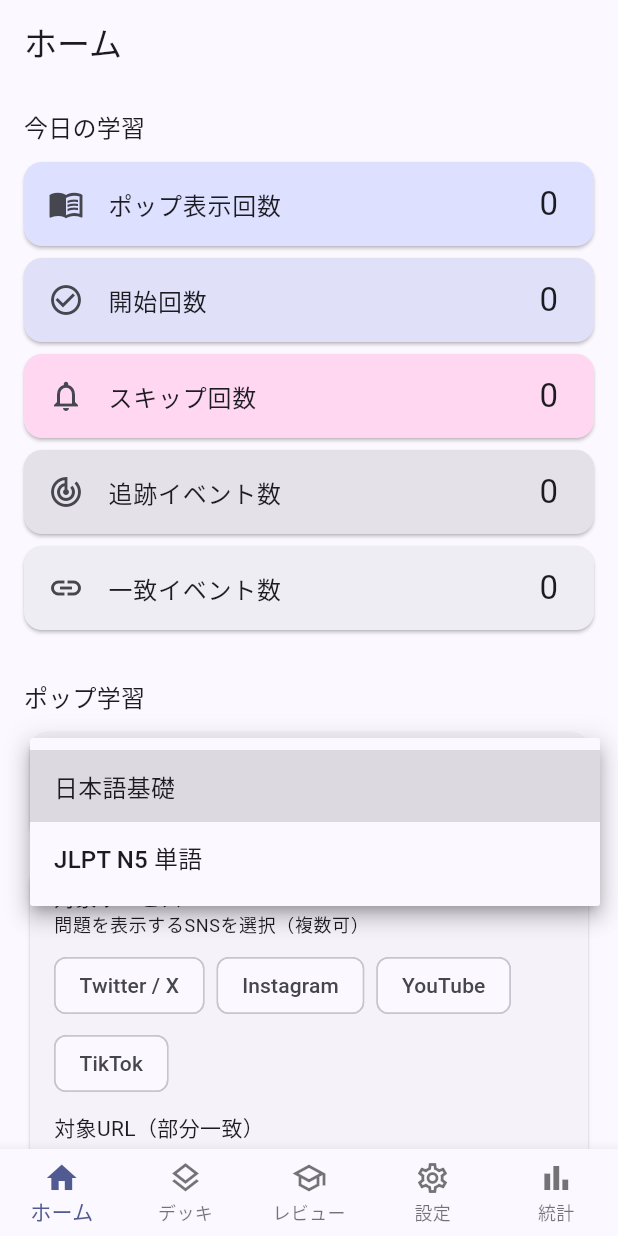
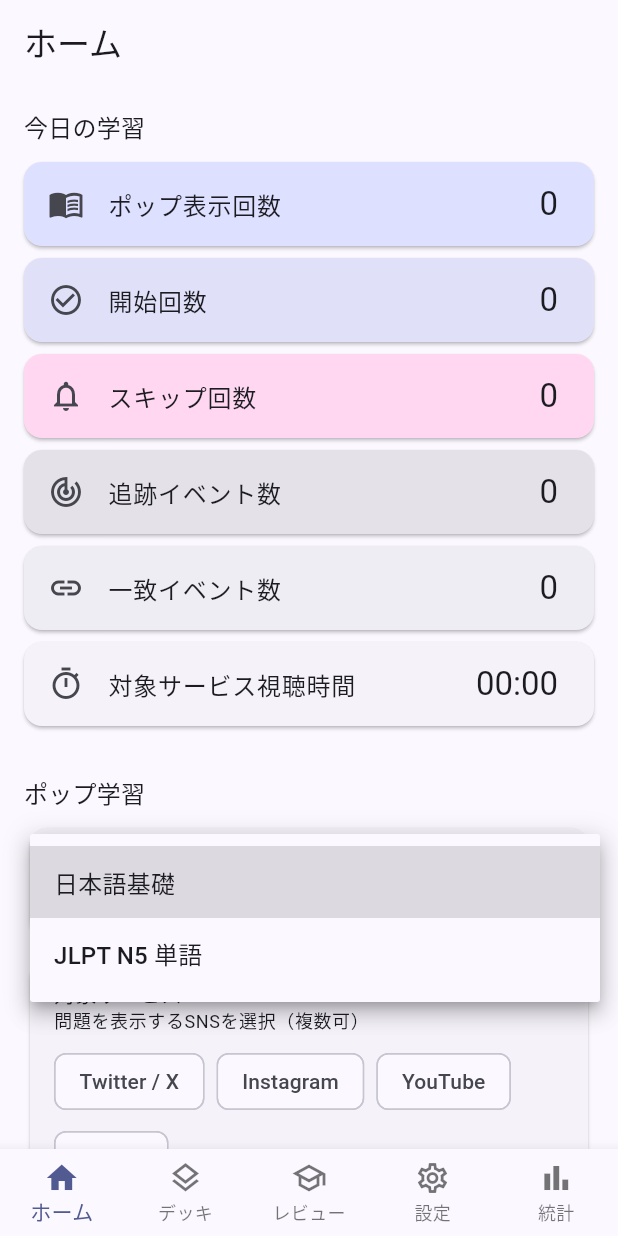
Before and after one commit to HASEEEEEEEEEEEEE/PopTest, a Flutter app: the screen it shows after launch, after a tap on "デッキを選択してください", on a phone screen of 412 x 824 dp. Run offline on Flutter 3.47's test engine with Material 3 defaults, Android fonts, the phone set to English and light mode, and no system bars; our stand-ins replace flutter_riverpod, go_router, shared_preferences.

Commit message:
fix: improve pop trigger matching and add countdown/watch-time on home
Agent-Logs-Url: https://github.com/HASEEEEEEEEEEEEE/PopTest/sessions/8da4c82a-b21b-4490-b07a-f2bcf1139ef6

Co-authored-by: HASEEEEEEEEEEEEE <115780252+HASEEEEEEEEEEEEE@users.noreply.github.com>

```diff
--- a/lib/features/home/home_screen.dart
+++ b/lib/features/home/home_screen.dart
@@ -9,6 +9,14 @@ import '../pop_study/pop_repository.dart';
 import '../pop_study/pop_settings.dart';
 import '../pop_study/pop_study_active_provider.dart';
 import 'selected_deck_provider.dart';
+
+final nowTickerProvider = StreamProvider.autoDispose<DateTime>((ref) async* {
+  yield DateTime.now();
+  yield* Stream<DateTime>.periodic(
+    const Duration(seconds: 1),
+    (_) => DateTime.now(),
+  );
+});
 
 /// Home / Dashboard screen.
 ///
@@ -25,6 +33,7 @@ class HomeScreen extends ConsumerWidget {
     final globalPopSettings = ref.watch(popSettingsProvider);
     final isActive = ref.watch(popStudyActiveProvider);
     final metrics = ref.watch(popMetricsProvider);
+    final now = ref.watch(nowTickerProvider).value ?? DateTime.now();
     final selectedDeckIdOrEmpty = selectedDeckId ?? '';
     final hasSelectedDeck = selectedDeckId != null;
     final selectedDeckSettings = !hasSelectedDeck
@@ -52,9 +61,12 @@ class HomeScreen extends ConsumerWidget {
     final intervalDuration =
         Duration(minutes: effectivePopSettings.intervalMinutes);
     final nextStudyAt = computeNextStudyAt(metrics, intervalDuration);
-    final nextStudyLabel = nextStudyAt == null
-        ? '未定'
-        : '${nextStudyAt.month}/${nextStudyAt.day} ${nextStudyAt.hour.toString().padLeft(2, '0')}:${nextStudyAt.minute.toString().padLeft(2, '0')}';
+    final countdownLabel = nextStudyAt == null
+        ? '--:--'
+        : formatDurationAsMinutesSeconds(nextStudyAt.difference(now));
+    final watchedLabel = formatDurationAsMinutesSeconds(
+      Duration(seconds: metrics.matchedActiveSeconds),
+    );
 
     return Scaffold(
       appBar: AppBar(title: const Text('ホーム')),
@@ -66,7 +78,7 @@ class HomeScreen extends ConsumerWidget {
             _PopStudyStatusBar(
               deckName: deckName,
               questionsPerPopup: effectivePopSettings.popCount,
-              nextStudyLabel: nextStudyLabel,
+              nextStudyCountdownLabel: countdownLabel,
             ),
 
           // ── Main content ───────────────────────────────────────────────
@@ -108,6 +120,12 @@ class HomeScreen extends ConsumerWidget {
                     value: '${metrics.matchedEventCount}',
                     icon: Icons.link_outlined,
                     color: colorScheme.surfaceContainer,
+                  ),
+                  _MetricCard(
+                    label: '対象サービス視聴時間',
+                    value: watchedLabel,
+                    icon: Icons.timer_outlined,
+                    color: colorScheme.surfaceContainerLow,
                   ),
 
                   // ── Pop study settings ─────────────────────────────────
@@ -286,12 +304,12 @@ class _PopStudyStatusBar extends StatelessWidget {
   const _PopStudyStatusBar({
     required this.deckName,
     required this.questionsPerPopup,
-    required this.nextStudyLabel,
+    required this.nextStudyCountdownLabel,
   });
 
   final String? deckName;
   final int questionsPerPopup;
-  final String nextStudyLabel;
+  final String nextStudyCountdownLabel;
 
   @override
   Widget build(BuildContext context) {
@@ -311,7 +329,7 @@ class _PopStudyStatusBar extends StatelessWidget {
           const SizedBox(width: 8),
           Expanded(
             child: Text(
-              '$label / 次回: $nextStudyLabel',
+              '$label / 次回まで: $nextStudyCountdownLabel',
               style: Theme.of(context)
                   .textTheme
                   .bodyMedium
--- a/lib/features/pop_study/pop_monitoring_provider.dart
+++ b/lib/features/pop_study/pop_monitoring_provider.dart
@@ -54,20 +54,21 @@ class PopMonitoringManager {
         settings.services.isNotEmpty || settings.customUrls.isNotEmpty;
     if (!hasTargets) return;
     final uri = _readLocationUri();
+    final hasWebContext = uri.host.isNotEmpty;
     final serviceMatched = settings.services.isNotEmpty &&
-        _isServiceMatched(uri, settings.services);
+        (_isServiceMatched(uri, settings.services) || !hasWebContext);
     final urlMatched = settings.customUrls.isNotEmpty &&
         _isCustomUrlMatched(uri.toString(), settings.customUrls);
     final matchedTarget = serviceMatched || urlMatched;
+    final now = DateTime.now();
     await _ref
         .read(popMetricsProvider.notifier)
-        .recordTrackedEvent(matchedTarget: matchedTarget);
+        .recordTrackedEvent(matchedTarget: matchedTarget, at: now);
     if (!matchedTarget) return;
     final locationPath = uri.path;
     final popPath = '/decks/$deckId/pop';
     if (locationPath == popPath) return;
 
-    final now = DateTime.now();
     final interval = Duration(minutes: settings.intervalMinutes);
     final metrics = _ref.read(popMetricsProvider);
     if (!hasReachedNextStudyTime(metrics, interval, now)) {
```
